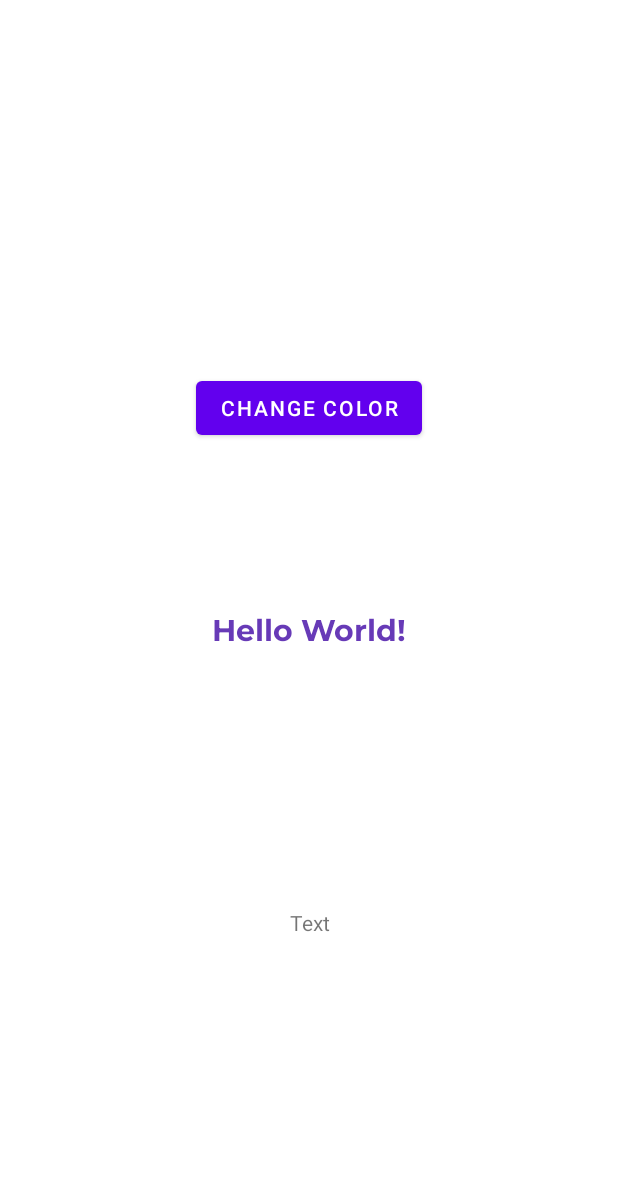
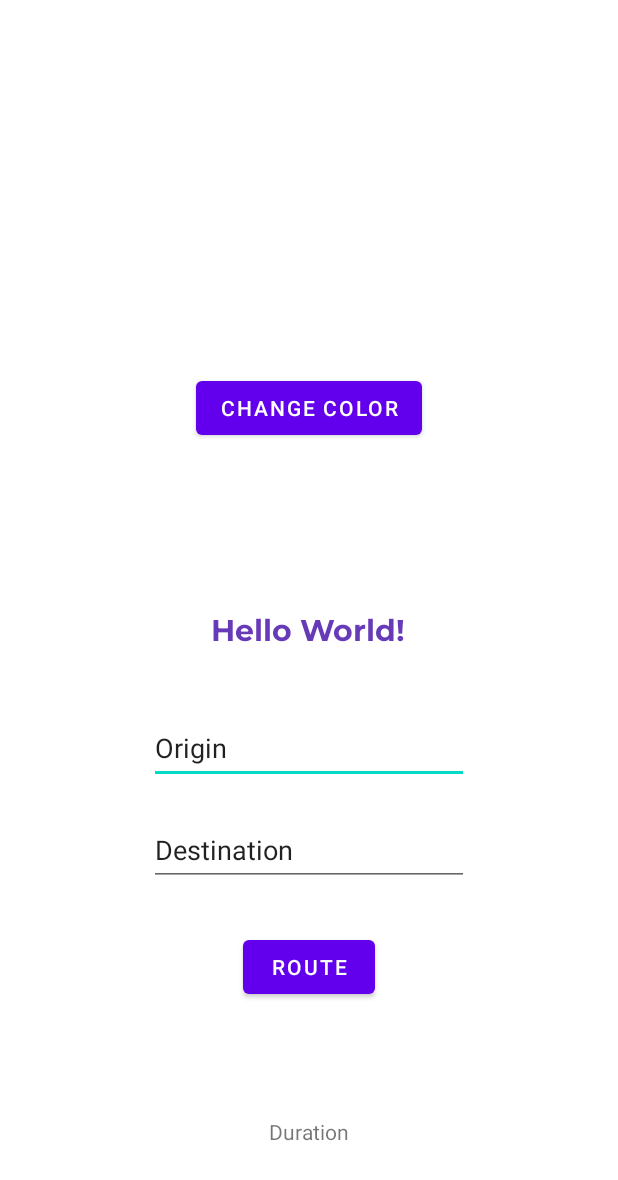
Before and after one commit to Morkva-morkoy/hello_word, an Android app: the layout activity_main.xml on its own in the app's theme, with its tools: preview values and no code run, on a phone screen of 412 x 824 dp. Shown: the top 1180 px of the screen. Run offline under Robolectric (Android 15) with nearby library versions, the phone set to English and light mode, and no system bars; network calls fail.

Commit message:
getting route info

```diff
--- a/app/src/main/java/com/example/hello_word/MainActivity.kt
+++ b/app/src/main/java/com/example/hello_word/MainActivity.kt
@@ -10,6 +10,7 @@ import android.widget.TextView
 import java.net.URL
 import android.os.StrictMode
 import android.os.StrictMode.ThreadPolicy
+import android.widget.EditText
 
 
 class MainActivity : AppCompatActivity() {
@@ -18,6 +19,9 @@ class MainActivity : AppCompatActivity() {
     private lateinit var textus: TextView
     private lateinit var but: Button
     private lateinit var mapsus: TextView
+    private lateinit var originus: EditText
+    private lateinit var destinationus: EditText
+    private lateinit var but2: Button
 
 
     fun getRoute(url: String): Array<String> {
@@ -34,20 +38,22 @@ class MainActivity : AppCompatActivity() {
         super.onCreate(savedInstanceState)
         setContentView(R.layout.activity_main)
 
-        var route_info = getRoute("https://maps.googleapis.com/maps/api/directions/json?origin=Budapest&destination=Bogatyrsky%20Ave&region=es&key=AIzaSyBZ3qf0Ir4UFjBREN3bzkPG4fm0KWbk83o")
-        var n = 2
-        for (i in route_info) {
-            if (i.contains("duration")) {
-                break
-            }
-            n = n + 1
-        }
+//        var route_info = getRoute("https://maps.googleapis.com/maps/api/directions/json?origin=Budapest&destination=Bogatyrsky%20Ave&region=es&key=AIzaSyBZ3qf0Ir4UFjBREN3bzkPG4fm0KWbk83o")
+//        var n = 2
+//        for (i in route_info) {
+//            if (i.contains("duration")) {
+//                break
+//            }
+//            n = n + 1
+//        }
 
         but = findViewById(R.id.button)
         textus = findViewById(R.id.textView)
         mapsus = findViewById(R.id.textView3)
         textus.setTextColor(Color.parseColor("#673AB7"))
-        mapsus.text = route_info[n]
+        originus = findViewById(R.id.Origin)
+        destinationus = findViewById(R.id.Destination)
+        but2 = findViewById(R.id.button2)
 //  }
 
 
@@ -59,5 +65,20 @@ class MainActivity : AppCompatActivity() {
                 textus.setTextColor(Color.parseColor("#673AB7"))
             }
         }
+
+        but2.setOnClickListener {
+            var origin = originus.text
+            var destination = destinationus.text
+            var urlus: String = "https://maps.googleapis.com/maps/api/directions/json?origin=" + origin.toString().replace(" ", "%20") + "&destination=" + destination.toString().replace(" ", "%20") + "&key=AIzaSyBZ3qf0Ir4UFjBREN3bzkPG4fm0KWbk83o"
+            var route_info = getRoute(urlus)
+            var n = 1
+            for (i in route_info) {
+                if (i.contains("duration")) {
+                    break
+                }
+                n = n + 1
+            }
+            mapsus.text = route_info[n]
+        }
     }
 }
--- a/app/src/main/res/layout/activity_main.xml
+++ b/app/src/main/res/layout/activity_main.xml
@@ -18,6 +18,7 @@
         android:textStyle="bold"
         app:layout_constraintBottom_toBottomOf="parent"
         app:layout_constraintEnd_toEndOf="@+id/button"
+        app:layout_constraintHorizontal_bias="0.48"
         app:layout_constraintLeft_toLeftOf="parent"
         app:layout_constraintRight_toRightOf="parent"
         app:layout_constraintStart_toStartOf="@+id/button"
@@ -39,11 +40,48 @@
         android:id="@+id/textView3"
         android:layout_width="wrap_content"
         android:layout_height="wrap_content"
-        android:layout_marginBottom="199dp"
-        android:text="Text"
+        android:layout_marginBottom="60dp"
+        android:text="Duration"
         app:layout_constraintBottom_toBottomOf="parent"
-        app:layout_constraintEnd_toEndOf="@+id/textView"
-        app:layout_constraintStart_toStartOf="@+id/textView" />
+        app:layout_constraintEnd_toEndOf="@+id/button2"
+        app:layout_constraintStart_toStartOf="@+id/button2" />
+
+    <EditText
+        android:id="@+id/Origin"
+        android:layout_width="wrap_content"
+        android:layout_height="wrap_content"
+        android:layout_marginTop="38dp"
+        android:ems="10"
+        android:inputType="textPersonName"
+        android:minHeight="48dp"
+        android:text="Origin"
+        app:layout_constraintEnd_toEndOf="parent"
+        app:layout_constraintStart_toStartOf="parent"
+        app:layout_constraintTop_toBottomOf="@+id/textView" />
+
+    <EditText
+        android:id="@+id/Destination"
+        android:layout_width="wrap_content"
+        android:layout_height="wrap_content"
+        android:layout_marginTop="20dp"
+        android:ems="10"
+        android:inputType="textPersonName"
+        android:minHeight="48dp"
+        android:text="Destination"
+        app:layout_constraintEnd_toEndOf="@+id/Origin"
+        app:layout_constraintHorizontal_bias="0.0"
+        app:layout_constraintStart_toStartOf="@+id/Origin"
+        app:layout_constraintTop_toBottomOf="@+id/Origin" />
+
+    <Button
+        android:id="@+id/button2"
+        android:layout_width="wrap_content"
+        android:layout_height="wrap_content"
+        android:layout_marginTop="30dp"
+        android:text="Route"
+        app:layout_constraintEnd_toEndOf="@+id/Destination"
+        app:layout_constraintStart_toStartOf="@+id/Destination"
+        app:layout_constraintTop_toBottomOf="@+id/Destination" />
 
     <!--    <TextView-->
     <!--        android:id="@+id/textView1"-->
```
